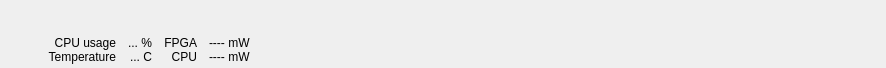
Before: the Qt Designer form topframe.ui in topic-embedded-products/pr-demo-gui, drawn with Qt 5.
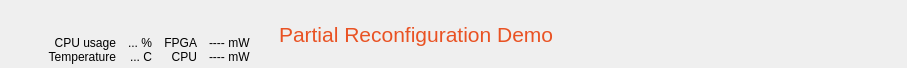
After: the same form once the commit is applied. Icons and pictures are not drawn.

Commit message:
Show application title when in fullscreen mode
When in fullscreen, display the title and puzzle pieces if there's enough
space. Otherwise just hide them.

Also reduced the vertical margins.

```diff
--- a/topframe.ui
+++ b/topframe.ui
@@ -234,6 +234,27 @@
      </property>
     </spacer>
    </item>
+   <item>
+    <widget class="QLabel" name="lblTitle">
+     <property name="sizePolicy">
+      <sizepolicy hsizetype="Expanding" vsizetype="MinimumExpanding">
+       <horstretch>0</horstretch>
+       <verstretch>0</verstretch>
+      </sizepolicy>
+     </property>
+     <property name="font">
+      <font>
+       <pointsize>16</pointsize>
+      </font>
+     </property>
+     <property name="styleSheet">
+      <string notr="true">color: rgb(233, 82, 35);</string>
+     </property>
+     <property name="text">
+      <string>Partial Reconfiguration Demo</string>
+     </property>
+    </widget>
+   </item>
    <item>
     <widget class="QLabel" name="lblPuzzlePieces">
      <property name="sizePolicy">
```
The commit also changes 1 other file.
